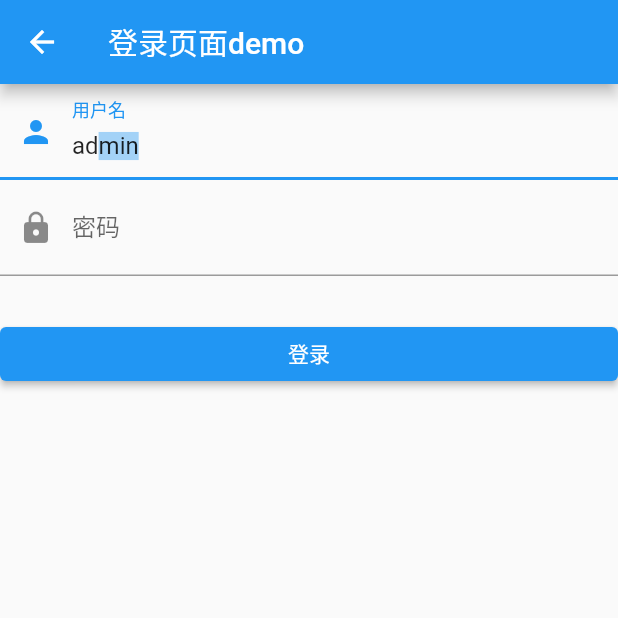
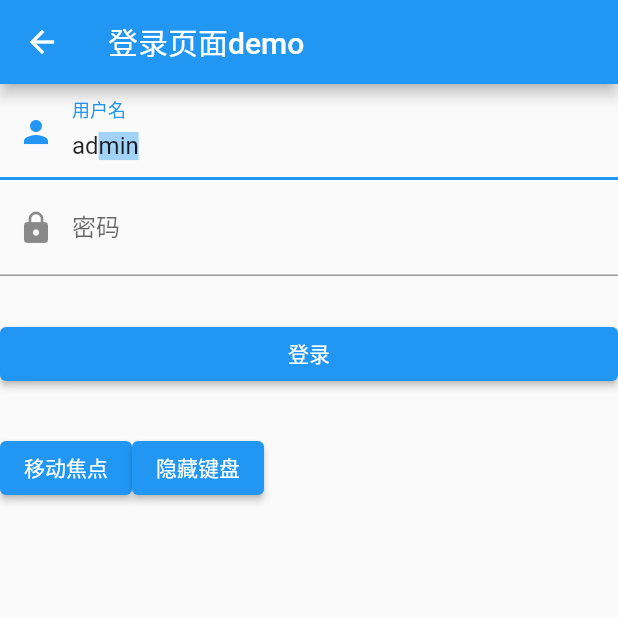
Before and after one commit to xizixuejie/flutter_learn_demo, a Flutter app: the Component screen opened by its route, after a tap on "输入框及表单", on a phone screen of 412 x 824 dp, the top half of it. Run offline on Flutter 3.47's test engine with Material 2 defaults, Android fonts, the phone set to English and light mode, and no system bars.

Commit message:
基础组件-输入框

```diff
--- a/lib/components/index.dart
+++ b/lib/components/index.dart
@@ -29,7 +29,7 @@ class Component extends StatelessWidget {
               child: const Text('单选开关和复选框')),
           ElevatedButton(
               onPressed: () =>
-                  Navigator.pushNamed(context, 'component/input_form'),
+                  Navigator.pushNamed(context, 'component/input'),
               child: const Text('输入框及表单')),
         ],
       )),
--- a/lib/components/input_form_demo.dart
+++ b/lib/components/input_demo.dart
@@ -2,8 +2,8 @@ import 'dart:developer';
 
 import 'package:flutter/material.dart';
 
-class InputFormDemo extends StatelessWidget {
-  const InputFormDemo({super.key});
+class InputDemo extends StatelessWidget {
+  const InputDemo({super.key});
 
   @override
   Widget build(BuildContext context) {
@@ -26,6 +26,10 @@ class LoginForm extends StatefulWidget {
 class _LoginFormState extends State<LoginForm> {
   final TextEditingController _unameController = TextEditingController();
 
+  FocusNode focusNode1 = FocusNode();
+  FocusNode focusNode2 = FocusNode();
+  FocusScopeNode? focusScopeNode;
+
   @override
   Widget build(BuildContext context) {
     return Column(
@@ -34,6 +38,7 @@ class _LoginFormState extends State<LoginForm> {
           // 是否自动获取焦点
           autofocus: true,
           controller: _unameController,
+          focusNode: focusNode1,
           decoration: const InputDecoration(
             labelText: '用户名',
             hintText: '用户名或邮箱',
@@ -44,8 +49,9 @@ class _LoginFormState extends State<LoginForm> {
             log("username changed:$value");
           },
         ),
-        const TextField(
-          decoration: InputDecoration(
+        TextField(
+          focusNode: focusNode2,
+          decoration: const InputDecoration(
               labelText: "密码",
               hintText: "您的登录密码",
               prefixIcon: Icon(Icons.lock)),
@@ -65,6 +71,31 @@ class _LoginFormState extends State<LoginForm> {
             ],
           ),
         ),
+        Padding(
+          padding: const EdgeInsets.only(top: 28.0),
+          child: Row(children: [
+            ElevatedButton(
+                child: const Text('移动焦点'),
+                onPressed: () {
+                  /// 将焦点从第一个TextField移到第二个TextField
+                  FocusScope.of(context).requestFocus(focusNode2);
+                  /// 这是另一种写法，但是如果这样写，下面的隐藏键盘就不生效了。不知道为什么
+                  // if (null == focusScopeNode) {
+                  //   focusScopeNode = FocusScope.of(context);
+                  // } else {
+                  //   focusScopeNode?.requestFocus(focusNode2);
+                  // }
+                }),
+            ElevatedButton(
+              child: const Text("隐藏键盘"),
+              onPressed: () {
+                // 当所有编辑框都失去焦点时键盘就会收起
+                focusNode1.unfocus();
+                focusNode2.unfocus();
+              },
+            ),
+          ]),
+        ),
       ],
     );
   }
@@ -82,5 +113,11 @@ class _LoginFormState extends State<LoginForm> {
     _unameController.text = "admin";
     _unameController.selection = TextSelection(
         baseOffset: 2, extentOffset: _unameController.text.length);
+
+    focusNode2.addListener(() {
+      // 获得、失去焦点都会触发
+      log("focusNode2监听焦点变化");
+    });
+
   }
 }
--- a/lib/routes.dart
+++ b/lib/routes.dart
@@ -7,7 +7,7 @@ import './components/text_demo.dart';
 import './components/button_demo.dart';
 import './components/image_icon.dart';
 import './components/switch_checkbox_demo.dart';
-import './components/input_form_demo.dart';
+import './components/input_demo.dart';
 import 'main.dart';
 
 class MyRouter {
@@ -19,7 +19,7 @@ class MyRouter {
     'component/button': (context) => const ButtonDemo(),
     'component/image': (context) => const ImageIconDemo(),
     'component/switch_checkbox': (context) => const SwitchCheckboxDemo(),
-    'component/input_form': (context) => const InputFormDemo(),
+    'component/input': (context) => const InputDemo(),
     // 'user': (context) => const UserPage(),
   };
 
```
